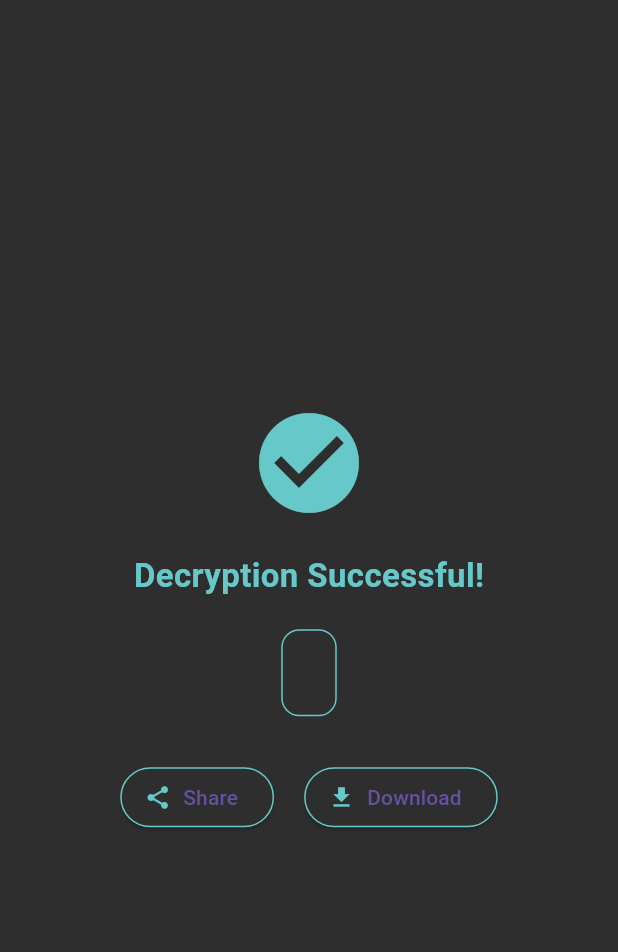
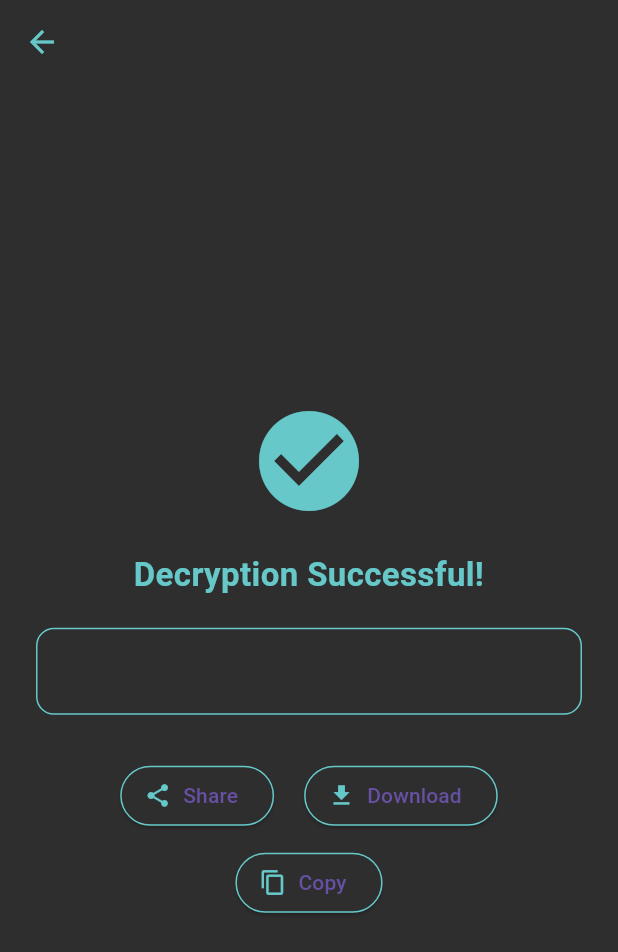
Before and after one commit to reemk2k-rgb/enigma, a Flutter app: the DecryptionSuccessPage screen opened directly with empty values, on a phone screen of 412 x 824 dp. Shown: the top 952 px of the screen. Run offline on Flutter 3.47's test engine with Material 3 defaults, Android fonts, the phone set to English and light mode, and no system bars; our stand-ins replace share_plus.

Commit message:
تحديث صفحات التشفير وفك التشفير

```diff
--- a/lib/pages/decryption_success_page.dart
+++ b/lib/pages/decryption_success_page.dart
@@ -1,6 +1,7 @@
 import 'package:flutter/material.dart';
 import 'package:share_plus/share_plus.dart';
 import 'package:path_provider/path_provider.dart';
+import 'package:flutter/services.dart';
 import 'dart:io';
 
 class DecryptionSuccessPage extends StatelessWidget {
@@ -24,19 +25,36 @@ class DecryptionSuccessPage extends StatelessWidget {
     }
   }
 
+  Future<void> _copyToClipboard(BuildContext context) async {
+    await Clipboard.setData(ClipboardData(text: decryptedText));
+    ScaffoldMessenger.of(context).showSnackBar(
+      const SnackBar(content: Text("Copied to Clipboard")),
+    );
+  }
+
   @override
   Widget build(BuildContext context) {
     return Scaffold(
       backgroundColor: const Color(0xFF2E2E2E),
-      body: Padding(
+      appBar: AppBar(
+        backgroundColor: const Color(0xFF2E2E2E),
+        elevation: 0,
+        leading: IconButton(
+          icon: const Icon(Icons.arrow_back, color: Color(0xFF66C8C8)),
+          onPressed: () => Navigator.pop(context),
+        ),
+      ),
+      body: Center(
+        child: SingleChildScrollView(
           padding: const EdgeInsets.all(24),
           child: Column(
-          mainAxisAlignment: MainAxisAlignment.center,
+            crossAxisAlignment: CrossAxisAlignment.center,
             children: [
               const Icon(Icons.check_circle, color: Color(0xFF66C8C8), size: 80),
               const SizedBox(height: 20),
               const Text(
                 "Decryption Successful!",
+                textAlign: TextAlign.center,
                 style: TextStyle(
                   color: Color(0xFF66C8C8),
                   fontSize: 22,
@@ -45,6 +63,7 @@ class DecryptionSuccessPage extends StatelessWidget {
               ),
               const SizedBox(height: 20),
               Container(
+                width: double.infinity,
                 padding: const EdgeInsets.all(16),
                 decoration: BoxDecoration(
                   border: Border.all(color: Color(0xFF66C8C8)),
@@ -52,12 +71,15 @@ class DecryptionSuccessPage extends StatelessWidget {
                 ),
                 child: SelectableText(
                   decryptedText,
+                  textAlign: TextAlign.center,
                   style: const TextStyle(color: Colors.white),
                 ),
               ),
               const SizedBox(height: 30),
-            Row(
-              mainAxisAlignment: MainAxisAlignment.center,
+              Wrap(
+                alignment: WrapAlignment.center,
+                spacing: 20,
+                runSpacing: 10,
                 children: [
                   ElevatedButton.icon(
                     onPressed: () => Share.share(decryptedText),
@@ -68,11 +90,19 @@ class DecryptionSuccessPage extends StatelessWidget {
                       side: const BorderSide(color: Color(0xFF66C8C8)),
                     ),
                   ),
-                const SizedBox(width: 20),
                   ElevatedButton.icon(
                     onPressed: () => _downloadText(context),
                     icon: const Icon(Icons.download, color: Color(0xFF66C8C8)),
                     label: const Text("Download"),
+                    style: ElevatedButton.styleFrom(
+                      backgroundColor: const Color(0xFF2E2E2E),
+                      side: const BorderSide(color: Color(0xFF66C8C8)),
+                    ),
+                  ),
+                  ElevatedButton.icon(
+                    onPressed: () => _copyToClipboard(context),
+                    icon: const Icon(Icons.copy, color: Color(0xFF66C8C8)),
+                    label: const Text("Copy"),
                     style: ElevatedButton.styleFrom(
                       backgroundColor: const Color(0xFF2E2E2E),
                       side: const BorderSide(color: Color(0xFF66C8C8)),
@@ -83,6 +113,7 @@ class DecryptionSuccessPage extends StatelessWidget {
             ],
           ),
         ),
+      ),
     );
   }
 }
```
Also changed, not shown: lib/pages/encryption_success_page.dart (+36 -5 lines), lib/pages/encrypt_page_normal.dart (line endings or trailing spaces). Lines whose indentation alone changed are shown as unchanged.
